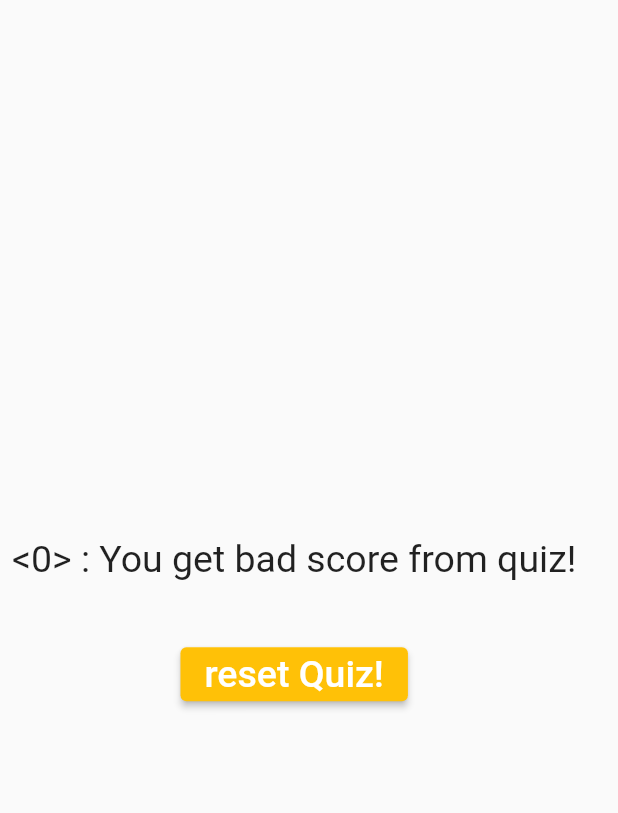
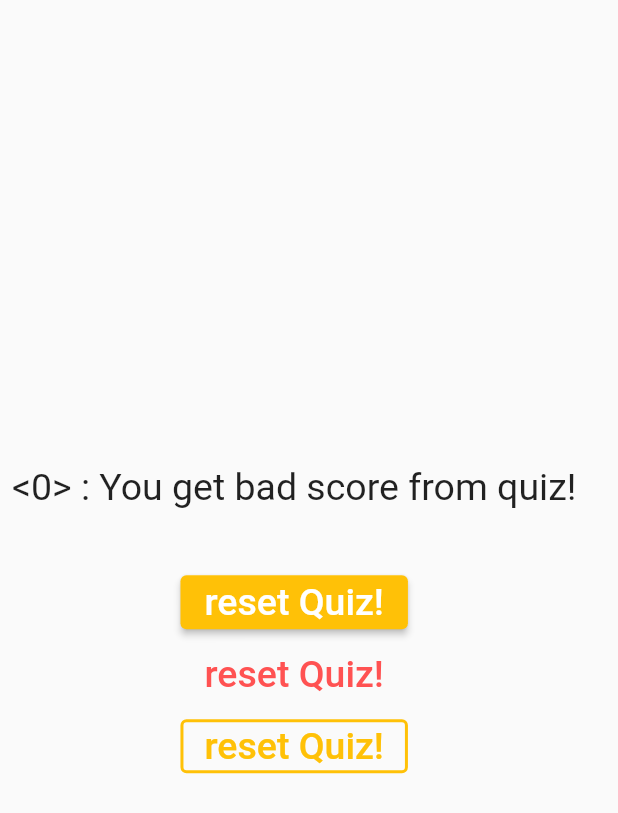
Before and after one commit to hosseinvejdani/first_app, a Flutter app: the Result widget shown alone on an empty page, opened directly with empty values, on a phone screen of 412 x 824 dp. Shown: the top 813 px of the screen. Run offline on Flutter 3.47's test engine with Material 2 defaults, Android fonts, the phone set to English and light mode, and no system bars.

Commit message:
new button in new flutter versions

```diff
--- a/lib/result.dart
+++ b/lib/result.dart
@@ -50,6 +50,30 @@ class Result extends StatelessWidget {
             ),
           ),
         ),
+        TextButton(
+          onPressed: resetHandler,
+          // style: ButtonStyle(
+          //     foregroundColor: MaterialStateProperty.all(Colors.redAccent)),
+          style: TextButton.styleFrom(primary: Colors.redAccent),
+          child: Text(
+            'reset Quiz!',
+            style: TextStyle(
+              fontSize: 25,
+            ),
+          ),
+        ),
+        OutlinedButton(
+          onPressed: resetHandler,
+          style: OutlinedButton.styleFrom(
+              primary: Colors.amber,
+              side: BorderSide(width: 2.0, color: Colors.amber)),
+          child: Text(
+            'reset Quiz!',
+            style: TextStyle(
+              fontSize: 25,
+            ),
+          ),
+        ),
       ],
     );
   }
```
